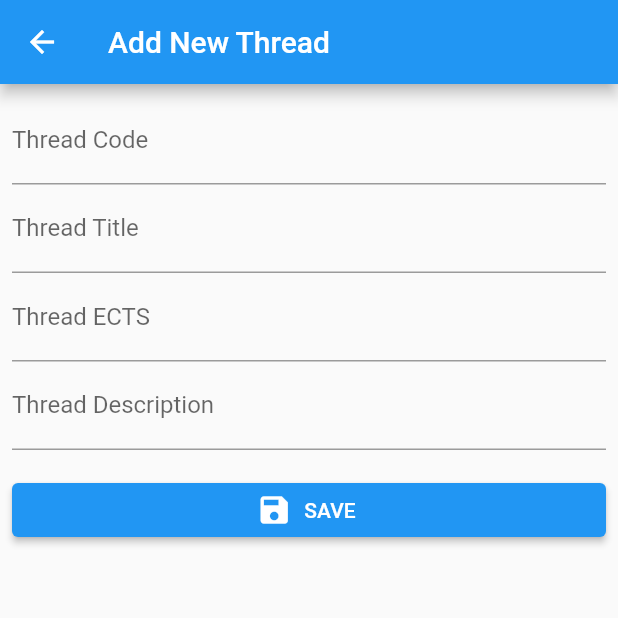
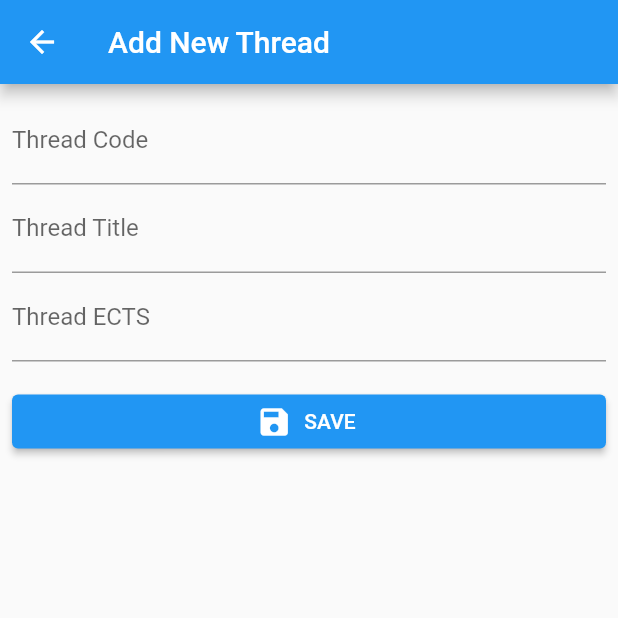
Before and after one commit to samuel6tesfay/EthioTweeterCamp, a Flutter app: the screen it shows after launch, after a tap on the "add" icon, on a phone screen of 412 x 824 dp, the top half of it. Run offline on Flutter 3.47's test engine with Material 2 defaults, Android fonts, the phone set to English and light mode, and no system bars; our stand-ins replace equatable, flutter_bloc; network calls fail.

Commit message:
updating the models and related to that

```diff
--- a/client/lib/thread/data_providers/thread-data-provider.dart
+++ b/client/lib/thread/data_providers/thread-data-provider.dart
@@ -10,10 +10,10 @@ class ThreadDataProvider {
     final http.Response response = await http.post(Uri.parse(_baseUrl),
         headers: <String, String>{"Content-Type": "application/json"},
         body: jsonEncode({
-          "code": thread.code,
-          "title": thread.title,
-          "ects": thread.ects,
-          "description": thread.description
+          "name": thread.name,
+          "date": thread.date,
+          "body": thread.body,
+          "imagePath": thread.imagePath
         }));
 
     if (response.statusCode == 201) {
@@ -49,10 +49,10 @@ class ThreadDataProvider {
         headers: <String, String>{"Content-Type": "application/json"},
         body: jsonEncode({
           "id": id,
-          "code": thread.code,
-          "title": thread.title,
-          "ects": thread.ects,
-          "description": thread.description
+          "name": thread.name,
+          "date": thread.date,
+          "body": thread.body,
+          "imagePath": thread.imagePath
         }));
 
     if (response.statusCode == 200) {
--- a/client/lib/thread/models/thread.dart
+++ b/client/lib/thread/models/thread.dart
@@ -1,23 +1,23 @@
 class Thread {
   final int? id;
-  final String code;
-  final String title;
-  final int ects;
-  final String? description;
+  final String name;
+  final String date;
+  final String body;
+  final String imagePath;
 
   Thread(
-      {required this.id,
-      required this.code,
-      required this.title,
-      required this.ects,
-      this.description});
+      { this.id,
+      required this.name,
+      this.date = '',
+      required this.body,
+      required this.imagePath});
 
   factory Thread.fromJson(Map<String, dynamic> json) {
     return Thread(
         id: json['id'],
-        code: json['code'],
-        title: json['title'],
-        ects: json['ects'],
-        description: json['description']);
+        name: json['name'],
+        date: json['date'],
+        body: json['body'],
+        imagePath: json['imagepath']);
   }
 }
--- a/client/lib/thread/screens/thread_add_update.dart
+++ b/client/lib/thread/screens/thread_add_update.dart
@@ -35,7 +35,7 @@ class _AddUpdateThreadState extends State<AddUpdateThread> {
             children: [
               TextFormField(
                   initialValue:
-                      widget.args.edit ? widget.args.thread?.code : '',
+                      widget.args.edit ? widget.args.thread?.name: '',
                   validator: (value) {
                     if (value != null && value.isEmpty) {
                       return 'Please enter thread code';
@@ -50,7 +50,7 @@ class _AddUpdateThreadState extends State<AddUpdateThread> {
                   }),
               TextFormField(
                   initialValue:
-                      widget.args.edit ? widget.args.thread?.title : '',
+                      widget.args.edit ? widget.args.thread?.body : '',
                   validator: (value) {
                     if (value != null && value.isEmpty) {
                       return 'Please enter thread title';
@@ -63,7 +63,7 @@ class _AddUpdateThreadState extends State<AddUpdateThread> {
                   }),
               TextFormField(
                   initialValue: widget.args.edit
-                      ? widget.args.thread?.ects.toString()
+                      ? widget.args.thread?.imagePath.toString()
                       : '',
                   validator: (value) {
                     if (value != null && value.isEmpty) {
@@ -79,22 +79,7 @@ class _AddUpdateThreadState extends State<AddUpdateThread> {
                       }
                     });
                   }),
-              TextFormField(
-                  initialValue:
-                      widget.args.edit ? widget.args.thread?.description : '',
-                  validator: (value) {
-                    if (value != null && value.isEmpty) {
-                      return 'Please enter thread description';
-                    }
-                    return null;
-                  },
-                  decoration: InputDecoration(labelText: 'Thread Description'),
-                  onSaved: (value) {
-                    setState(() {
-                      this._thread["description"] = value;
-                    });
-                  }),
-              Padding(
+             Padding(
                 padding: const EdgeInsets.symmetric(vertical: 16.0),
                 child: ElevatedButton.icon(
                   onPressed: () {
@@ -104,20 +89,16 @@ class _AddUpdateThreadState extends State<AddUpdateThread> {
                       final ThreadEvent event = widget.args.edit
                           ? ThreadUpdate(
                               Thread(
-                                id: widget.args.thread?.id,
-                                code: this._thread["code"],
-                                title: this._thread["title"],
-                                ects: this._thread["ects"],
-                                description: this._thread["description"],
+                                name: this._thread["name"],
+                                body: this._thread["body"],
+                                imagePath: this._thread["imagePath"],
                               ),
                             )
                           : ThreadCreate(
                               Thread(
-                                id: null,
-                                code: this._thread["code"],
-                                title: this._thread["title"],
-                                ects: this._thread["ects"],
-                                description: this._thread["description"],
+                                name: this._thread["name"],
+                                body: this._thread["body"],
+                                imagePath: this._thread["imagePath"],
                               ),
                             );
                       BlocProvider.of<ThreadBloc>(context).add(event);
--- a/client/lib/thread/screens/thread_detail.dart
+++ b/client/lib/thread/screens/thread_detail.dart
@@ -18,7 +18,7 @@ class ThreadDetail extends StatelessWidget {
   Widget build(BuildContext context) {
     return Scaffold(
       appBar: AppBar(
-        title: Text('${this.thread.code}'),
+        title: Text('${this.thread.name}'),
         actions: [
           IconButton(
             icon: Icon(Icons.edit),
@@ -44,8 +44,8 @@ class ThreadDetail extends StatelessWidget {
         child: Column(
           children: [
             ListTile(
-              title: Text('Title: ${this.thread.title}'),
-              subtitle: Text('ECTS: ${this.thread.ects}'),
+              title: Text('Title: ${this.thread.body}'),
+              subtitle: Text('ECTS: ${this.thread.imagePath}'),
             ),
             Text(
               'Details',
@@ -57,7 +57,7 @@ class ThreadDetail extends StatelessWidget {
             SizedBox(
               height: 10,
             ),
-            Text(this.thread.description ?? ""),
+            Text(this.thread.body ),
           ],
         ),
       ),
--- a/client/lib/thread/screens/thread_list.dart
+++ b/client/lib/thread/screens/thread_list.dart
@@ -27,8 +27,8 @@ class ThreadsList extends StatelessWidget {
             return ListView.builder(
               itemCount: threads.length,
               itemBuilder: (_, idx) => ListTile(
-                title: Text('${threads.elementAt(idx).title}'),
-                subtitle: Text('${threads.elementAt(idx).code}'),
+                title: Text('${threads.elementAt(idx).name}'),
+                subtitle: Text('${threads.elementAt(idx).body}'),
                 onTap: () => Navigator.of(context).pushNamed(
                     ThreadDetail.routeName,
                     arguments: threads.elementAt(idx)),
```
